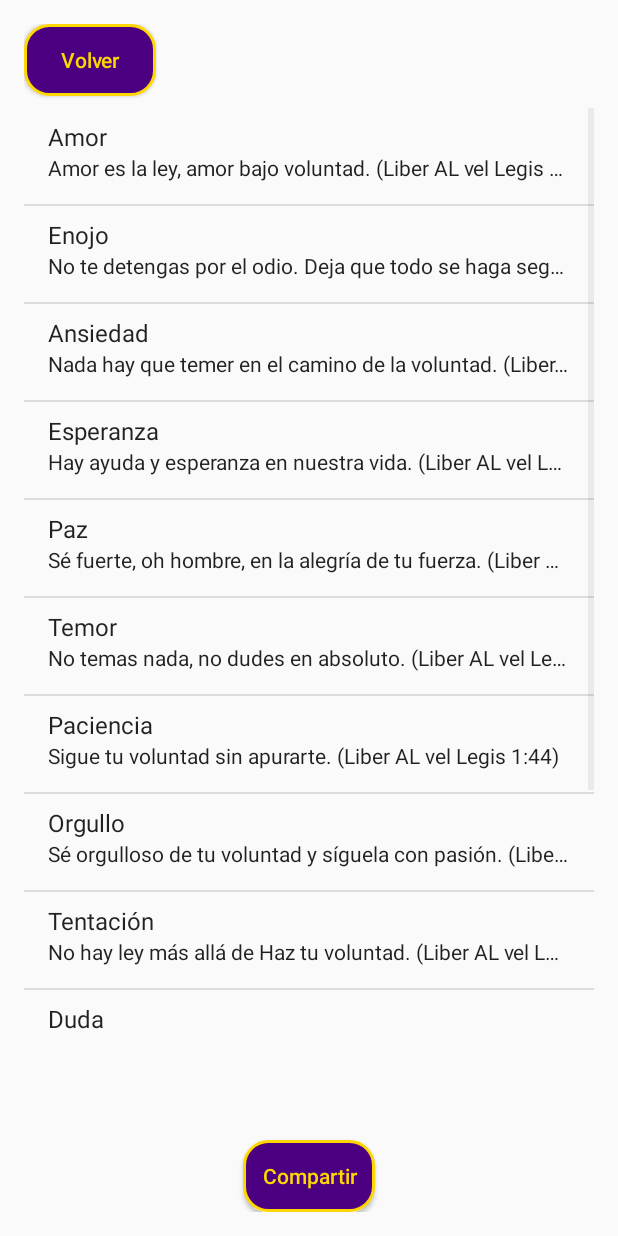
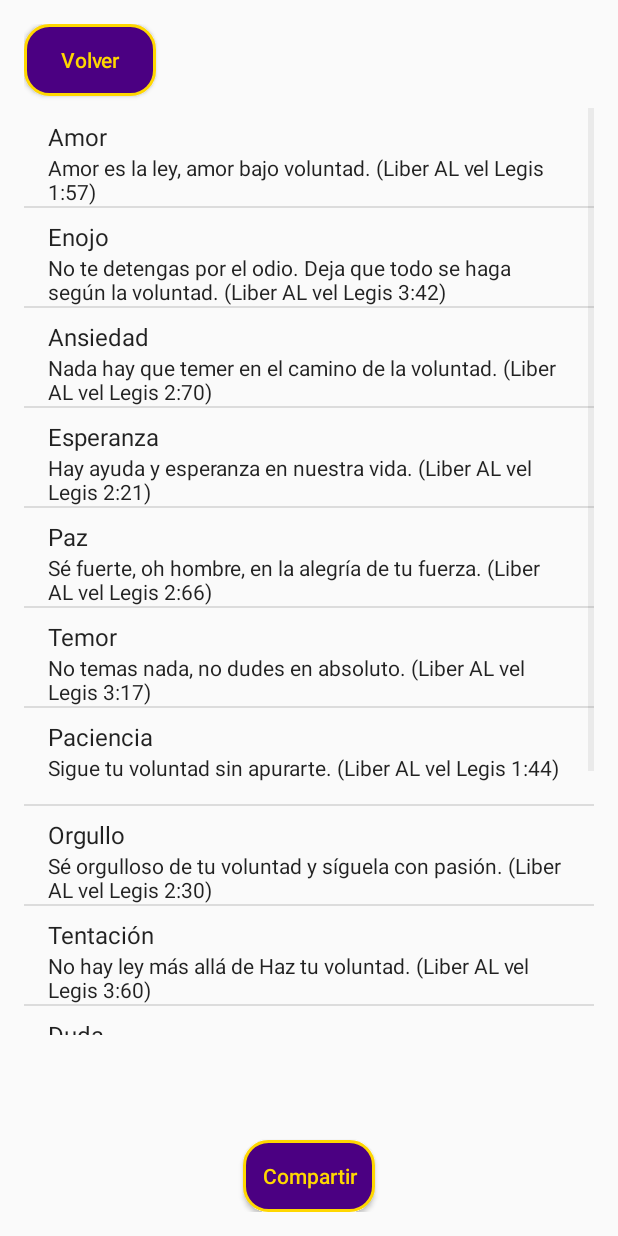
Before and after one commit to haru9393/thelema, an Android app built with Jetpack Compose: the ThemesActivity screen opened directly, with no data from a screen before it, on a phone screen of 412 x 824 dp. Run offline under Robolectric (Android 15) with nearby library versions, the phone set to English and light mode, and no system bars.

Commit message:
cambios 10

```diff
--- a/app/src/main/AndroidManifest.xml
+++ b/app/src/main/AndroidManifest.xml
@@ -1,4 +1,3 @@
-<?xml version="1.0" encoding="utf-8"?>
 <manifest xmlns:android="http://schemas.android.com/apk/res/android">
 
     <uses-permission android:name="android.permission.INTERNET"/>
@@ -13,7 +12,9 @@
         android:roundIcon="@mipmap/ic_launcher_round"
         android:supportsRtl="true"
         android:theme="@style/Theme.Thelema"
-        >  <activity
+        >
+
+        <activity
             android:name=".MainActivity"
             android:exported="true">
             <intent-filter>
@@ -24,9 +25,7 @@
 
         <activity
             android:name=".ThemesActivity"
-            android:exported="false"/>
-
-        <activity
+            android:exported="false"/>  <activity
         android:name=".OracionesActivity"
         android:exported="true"/>
 
--- a/app/src/main/java/com/example/thelema/ThemesActivity.kt
+++ b/app/src/main/java/com/example/thelema/ThemesActivity.kt
@@ -2,6 +2,7 @@ package com.example.thelema
 
 import android.content.Intent
 import android.os.Bundle
+import android.util.Log
 import android.widget.AdapterView
 import android.widget.Button
 import android.widget.ListView
@@ -37,18 +38,19 @@ class ThemesActivity : AppCompatActivity() {
     private lateinit var buttonBack: Button
     private lateinit var buttonShare: Button
 
-
     override fun onCreate(savedInstanceState: Bundle?) {
         super.onCreate(savedInstanceState)
         setContentView(R.layout.activity_themes)
 
         verseTextView = findViewById(R.id.verseTextView)
         themesListView = findViewById(R.id.themesListView)
-        buttonBack = findViewById(R.id.buttonBack) // Inicializa buttonBack
-        buttonShare = findViewById(R.id.buttonShare) // Inicializa buttonShare
+        buttonBack = findViewById(R.id.buttonBack)
+        buttonShare = findViewById(R.id.buttonShare)
 
+        Log.d("ThemesActivity", "Lista de temas: $themes") // Imprime la lista de temas
+        Log.d("ThemesActivity", "Claves del mapa Verses: ${verses.keys}") // Imprime las claves de verses
 
-        val adapter = ThemesAdapter(this, android.R.layout.simple_list_item_2, themes)
+        val adapter = ThemesAdapter(this, themes) // Usa el nuevo constructor
         themesListView.adapter = adapter
 
         themesListView.onItemClickListener = AdapterView.OnItemClickListener { _, _, position, _ ->
--- a/app/src/main/java/com/example/thelema/ThemesAdapter.kt
+++ b/app/src/main/java/com/example/thelema/ThemesAdapter.kt
@@ -1,15 +1,15 @@
 package com.example.thelema
 
 import android.content.Context
-import android.text.TextUtils // Importa TextUtils
+import android.text.TextUtils
 import android.view.LayoutInflater
 import android.view.View
 import android.view.ViewGroup
 import android.widget.ArrayAdapter
 import android.widget.TextView
 
-class ThemesAdapter(context: Context, resource: Int, objects: List<String>) :
-    ArrayAdapter<String>(context, resource, objects) {
+class ThemesAdapter(context: Context, objects: List<String>) :
+    ArrayAdapter<String>(context, android.R.layout.simple_list_item_2, objects) {
 
     private val verses = mapOf(
         "Amor" to "Amor es la ley, amor bajo voluntad. (Liber AL vel Legis 1:57)",
@@ -33,18 +33,17 @@ class ThemesAdapter(context: Context, resource: Int, objects: List<String>) :
         val theme = getItem(position)
         val verse = verses[theme] ?: "No hay versículo disponible"
 
-        val text1 = view.findViewById<TextView>(android.R.id.text1)
-        val text2 = view.findViewById<TextView>(android.R.id.text2)
+        val themeTextView = view.findViewById<TextView>(android.R.id.text1)
+        val verseTextView = view.findViewById<TextView>(android.R.id.text2)
 
-        text1.text = theme
-        text2.text = verse
+        themeTextView.text = theme
+        verseTextView.text = verse
 
-        text1.textSize = 16f
-        text2.textSize = 14f
-        text1.maxLines = 1
-        text2.maxLines = 1
-        text1.ellipsize = TextUtils.TruncateAt.END // Usa TextUtils.TruncateAt.END
-        text2.ellipsize = TextUtils.TruncateAt.END // Usa TextUtils.TruncateAt.END
+        // Limitar número de líneas y añadir "..." si el texto es demasiado largo
+        themeTextView.maxLines = 1
+        themeTextView.ellipsize = TextUtils.TruncateAt.END
+        verseTextView.maxLines = 2 // Puedes ajustar este número
+        verseTextView.ellipsize = TextUtils.TruncateAt.END
 
         return view
     }
--- a/app/src/main/res/layout/activity_themes.xml
+++ b/app/src/main/res/layout/activity_themes.xml
@@ -1,9 +1,11 @@
 <?xml version="1.0" encoding="utf-8"?>
 <androidx.constraintlayout.widget.ConstraintLayout xmlns:android="http://schemas.android.com/apk/res/android"
     xmlns:app="http://schemas.android.com/apk/res-auto"
+    xmlns:tools="http://schemas.android.com/tools"
     android:layout_width="match_parent"
     android:layout_height="match_parent"
-    android:padding="16dp">
+    android:padding="16dp"
+    tools:context=".ThemesActivity">
 
     <Button
         android:id="@+id/buttonBack"
@@ -37,6 +39,7 @@
         android:maxLines="3"
         android:ellipsize="end"
         android:layout_marginTop="8dp"
+        android:textSize="16sp"
         app:layout_constraintTop_toBottomOf="@id/themesListView"
         app:layout_constraintStart_toStartOf="parent"
         app:layout_constraintEnd_toEndOf="parent"/>
```
Lines whose indentation alone changed are shown as unchanged.
